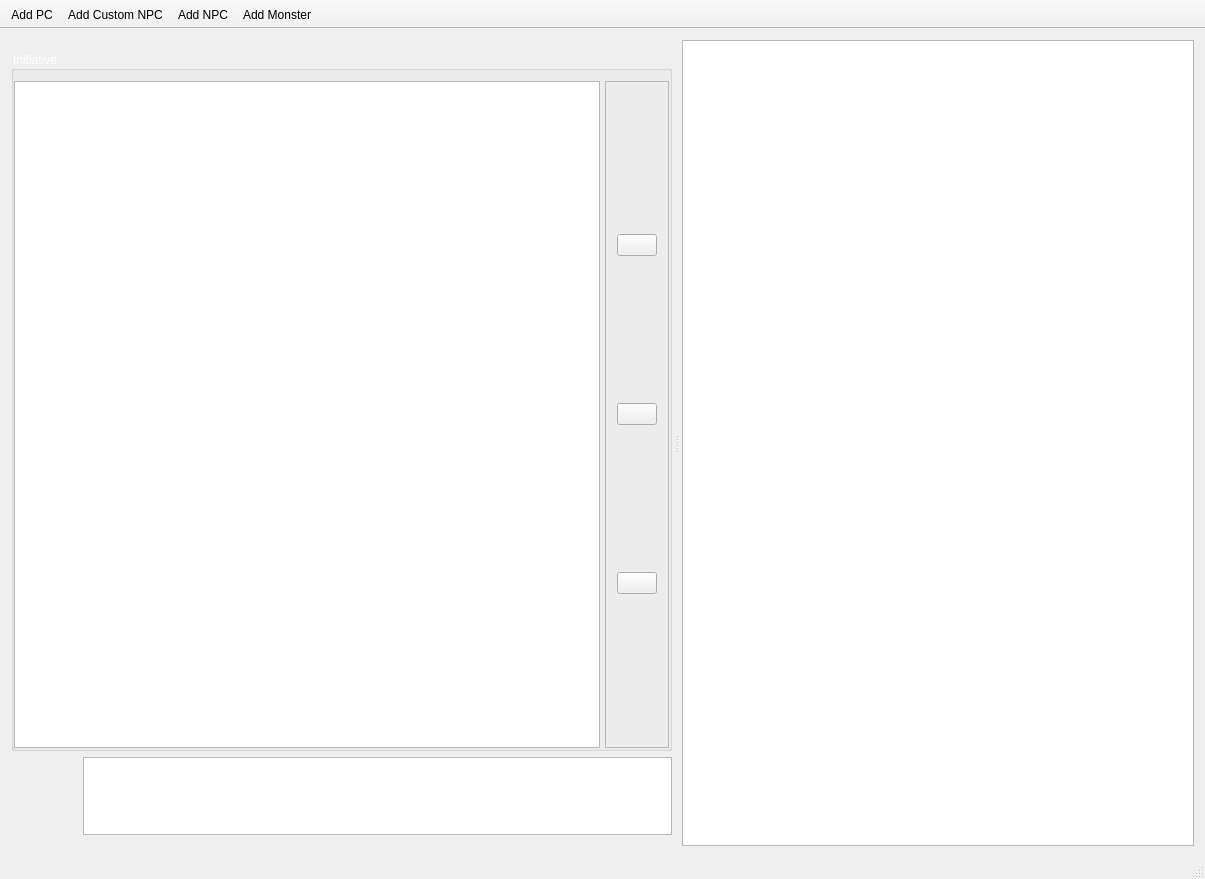
Before: the Qt Designer form combat_assistant/mainwindow.ui in dno89/combat_assistant, drawn with Qt 5.
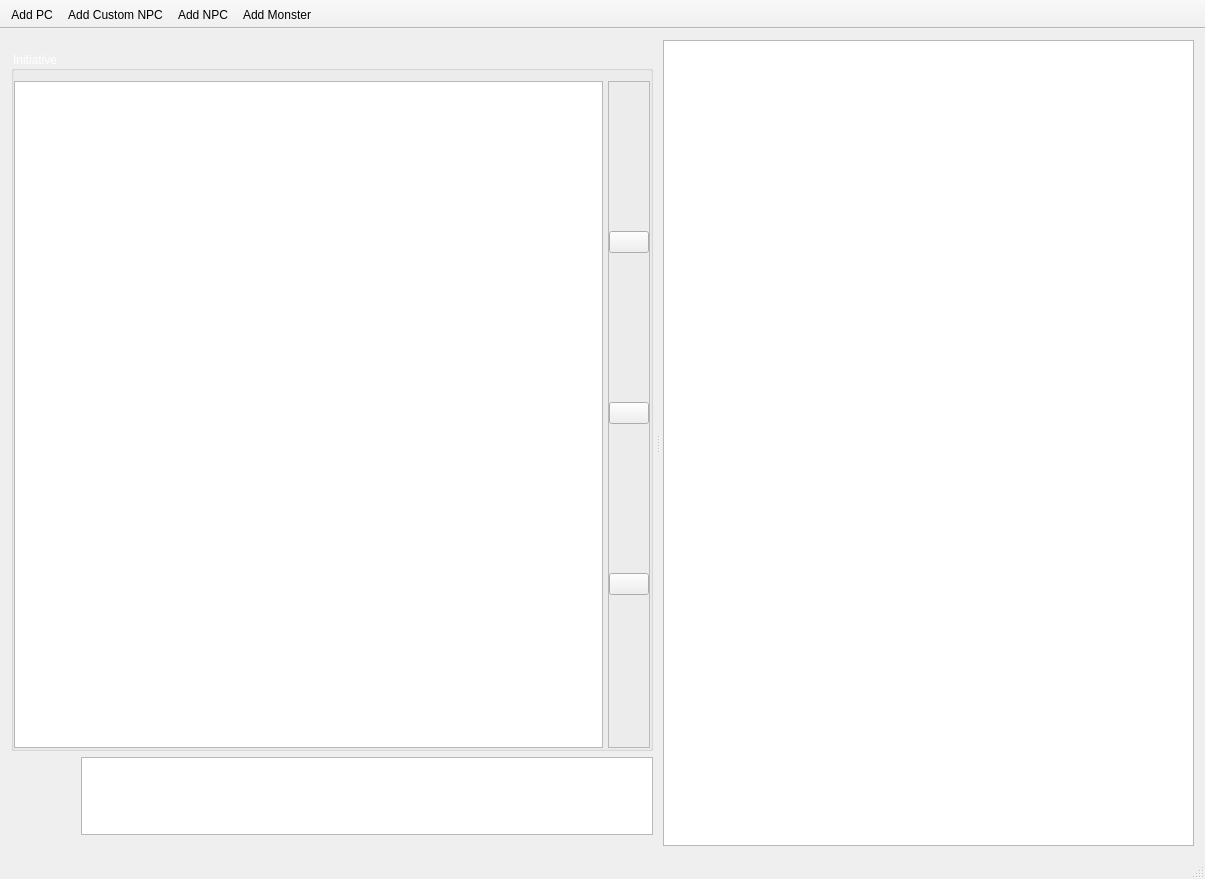
After: the same form once the commit is applied. Icons and pictures are not drawn.

Diff of the .ui file:
```diff
--- a/combat_assistant/mainwindow.ui
+++ b/combat_assistant/mainwindow.ui
@@ -82,13 +82,16 @@
           <property name="title">
            <string>Initiative</string>
           </property>
+          <property name="alignment">
+           <set>Qt::AlignLeading|Qt::AlignLeft|Qt::AlignVCenter</set>
+          </property>
           <property name="flat">
            <bool>false</bool>
           </property>
           <property name="checkable">
            <bool>false</bool>
           </property>
-          <layout class="QHBoxLayout" name="horizontalLayout">
+          <layout class="QHBoxLayout" name="horizontalLayout" stretch="0,0">
            <property name="spacing">
             <number>5</number>
            </property>
@@ -159,6 +162,21 @@
               <enum>QFrame::Raised</enum>
              </property>
              <layout class="QVBoxLayout" name="verticalLayout">
+              <property name="spacing">
+               <number>0</number>
+              </property>
+              <property name="leftMargin">
+               <number>0</number>
+              </property>
+              <property name="topMargin">
+               <number>0</number>
+              </property>
+              <property name="rightMargin">
+               <number>0</number>
+              </property>
+              <property name="bottomMargin">
+               <number>0</number>
+              </property>
               <item>
                <widget class="QPushButton" name="pbUp">
                 <property name="text">
```
Left out of the diff: 6 changed lines with no effect on the pictures.
